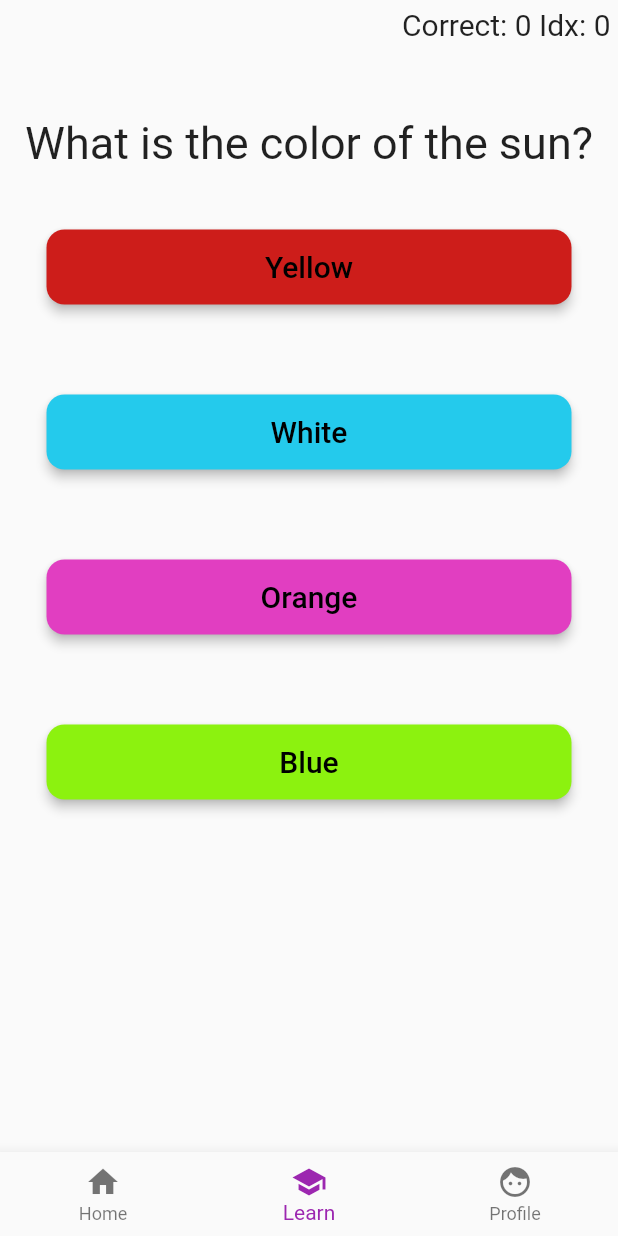
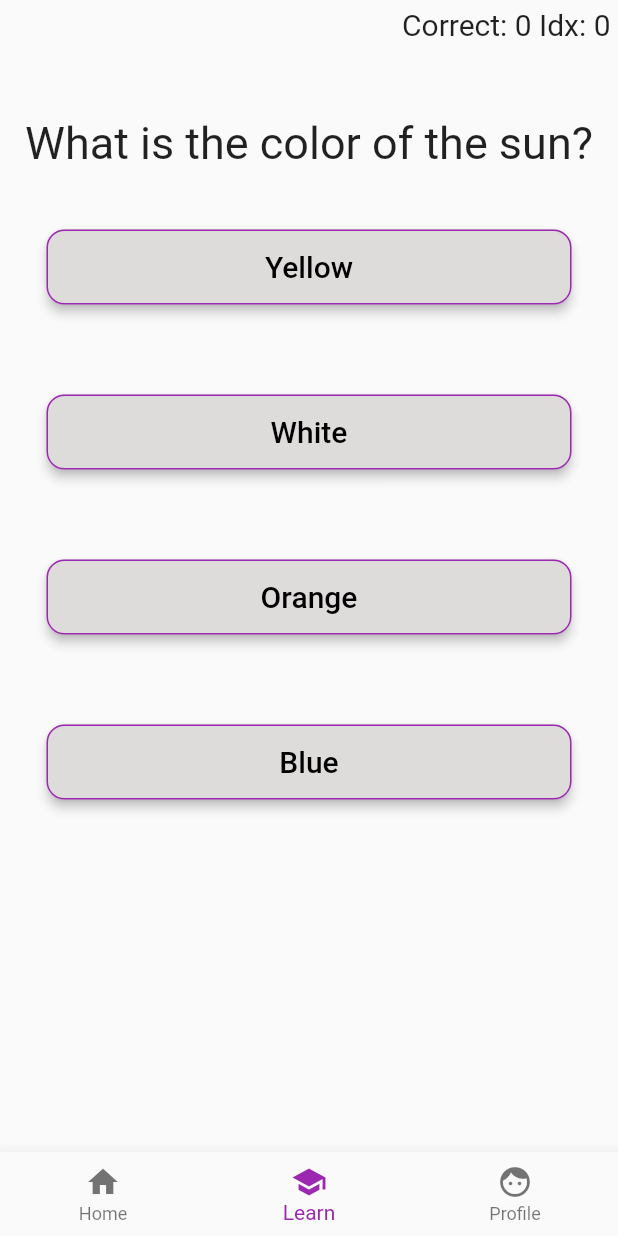
Before and after one commit to adrian-szwejk/quiz_app, a Flutter app: the screen it shows after launch, item 2 of the bottom bar chosen, on a phone screen of 412 x 824 dp. Run offline on Flutter 3.47's test engine with Material 2 defaults, Android fonts, the phone set to English and light mode, and no system bars; our stand-ins replace flutter_svg, font_awesome_flutter; network calls fail.

Commit message:
tried to load flutter_svg image wont load

```diff
--- a/lib/main.dart
+++ b/lib/main.dart
@@ -1,6 +1,7 @@
 import 'package:flutter/material.dart';
 import 'package:font_awesome_flutter/font_awesome_flutter.dart';
 import 'package:url_launcher/url_launcher.dart';
+import 'package:flutter_svg/flutter_svg.dart';
 
 void main() {
   runApp(const QuizApp());
@@ -124,7 +125,7 @@ class _HomePageState extends State<HomePage> {
   }
 
   //Async function to lauch urls when clicking on social media icons
-  Future<void> launchUrl() async {
+  launchUrl() async {
     Uri url = url_list.elementAt(urlIdx);
     if (await canLaunchUrl(url)) {
       await launchUrl();
@@ -213,6 +214,8 @@ class _HomePageState extends State<HomePage> {
         ],
       );
 
+  String assetName = 'assets/icons/subtle-prism.svg';
+  //C:/Users/szwej/Flutter Projects/quiz_app/quiz_app/assets/icons/subtle-prism.svg
   @override
   Widget build(BuildContext context) {
     //fillQNA();
@@ -223,15 +226,16 @@ class _HomePageState extends State<HomePage> {
           //Stack
           //Home
           Scaffold(
-            appBar: AppBar(
-              title: Text(widget.title),
-              centerTitle: true,
-            ),
-            body: const Text(
-              'Home',
-              style: optionStyle,
-            ),
-          ),
+              body: Stack(
+            alignment: Alignment.center,
+            children: [
+              SvgPicture.asset(assetName),
+              const Text(
+                'Home',
+                style: optionStyle,
+              ),
+            ],
+          )),
           //Learn
           Center(
             child: Column(
@@ -265,7 +269,7 @@ class _HomePageState extends State<HomePage> {
                         ),
                         buildButton(
                           text: answers_.values.elementAt(_index).elementAt(0),
-                          color: const Color.fromARGB(255, 205, 29, 26),
+                          color: const Color.fromARGB(255, 222, 219, 219),
                           fontColor: Colors.black,
                           fontSize: 20.0,
                           function: _checkAnswer(0) ? _incrementCounter : () {},
@@ -273,7 +277,7 @@ class _HomePageState extends State<HomePage> {
                         ),
                         buildButton(
                           text: answers_.values.elementAt(_index).elementAt(1),
-                          color: const Color.fromARGB(255, 36, 202, 236),
+                          color: const Color.fromARGB(255, 222, 219, 219),
                           fontColor: Colors.black,
                           fontSize: 20.0,
                           function: _checkAnswer(1) ? _incrementCounter : () {},
@@ -281,7 +285,7 @@ class _HomePageState extends State<HomePage> {
                         ),
                         buildButton(
                           text: answers_.values.elementAt(_index).elementAt(2),
-                          color: const Color.fromARGB(255, 225, 62, 193),
+                          color: const Color.fromARGB(255, 222, 219, 219),
                           fontColor: Colors.black,
                           fontSize: 20.0,
                           function: _checkAnswer(2) ? _incrementCounter : () {},
@@ -289,7 +293,7 @@ class _HomePageState extends State<HomePage> {
                         ),
                         buildButton(
                           text: answers_.values.elementAt(_index).elementAt(3),
-                          color: const Color.fromARGB(255, 140, 242, 15),
+                          color: const Color.fromARGB(255, 222, 219, 219),
                           fontColor: Colors.black,
                           fontSize: 20.0,
                           function: _checkAnswer(3) ? _incrementCounter : () {},
@@ -385,6 +389,9 @@ Container buildButton({
         fixedSize: MaterialStateProperty.all(const Size(350, 50)),
         shape: MaterialStateProperty.all(
           RoundedRectangleBorder(
+            side: const BorderSide(
+              color: Colors.purple,
+            ),
             borderRadius: BorderRadius.circular(12.0),
           ),
         ),
```
